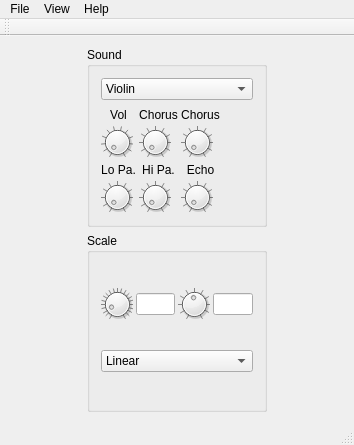
First picture: the form in mainwindow.ui, repository 607011/termenvox, before the edit.
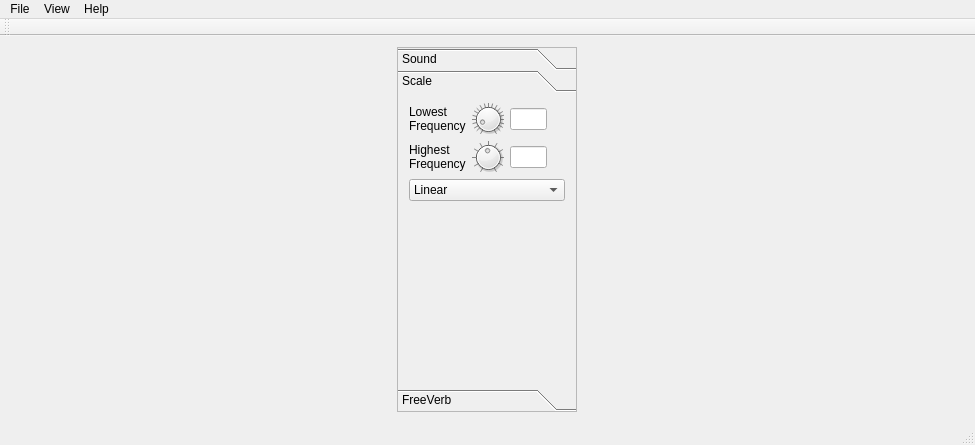
Second picture: the form after the edit. The open tabs and pages were chosen to show the change.

Commit message: FreeVerb-Effekt neu. Klangeinstellungen jetzt in QToolBox.

Diff of the .ui file:
```diff
--- a/mainwindow.ui
+++ b/mainwindow.ui
@@ -6,7 +6,7 @@
    <rect>
     <x>0</x>
     <y>0</y>
-    <width>354</width>
+    <width>975</width>
     <height>445</height>
    </rect>
   </property>
@@ -20,39 +20,41 @@
    <string>Termenvox</string>
   </property>
   <widget class="QWidget" name="centralWidget">
-   <layout class="QHBoxLayout" name="horizontalLayout_3">
-    <item>
      <layout class="QHBoxLayout" name="horizontalLayout">
       <item>
-       <layout class="QGridLayout" name="gridLayout">
-        <property name="sizeConstraint">
-         <enum>QLayout::SetNoConstraint</enum>
-        </property>
-        <item row="1" column="0">
-         <widget class="QGroupBox" name="groupBox">
-          <property name="sizePolicy">
-           <sizepolicy hsizetype="Preferred" vsizetype="Preferred">
-            <horstretch>0</horstretch>
-            <verstretch>0</verstretch>
-           </sizepolicy>
-          </property>
-          <property name="minimumSize">
-           <size>
-            <width>40</width>
-            <height>40</height>
-           </size>
-          </property>
+     <widget class="QToolBox" name="toolBox">
           <property name="maximumSize">
            <size>
             <width>180</width>
             <height>16777215</height>
            </size>
           </property>
-          <property name="title">
+      <property name="frameShape">
+       <enum>QFrame::StyledPanel</enum>
+      </property>
+      <property name="frameShadow">
+       <enum>QFrame::Plain</enum>
+      </property>
+      <property name="currentIndex">
+       <number>2</number>
+      </property>
+      <property name="tabSpacing">
+       <number>0</number>
+      </property>
+      <widget class="QWidget" name="pageSound">
+       <property name="geometry">
+        <rect>
+         <x>0</x>
+         <y>0</y>
+         <width>180</width>
+         <height>292</height>
+        </rect>
+       </property>
+       <attribute name="label">
            <string>Sound</string>
-          </property>
-          <layout class="QVBoxLayout" name="verticalLayout_2">
-           <item>
+       </attribute>
+       <layout class="QGridLayout" name="gridLayout_2">
+        <item row="0" column="0">
             <widget class="QComboBox" name="instrumentComboBox">
              <property name="minimumSize">
               <size>
@@ -113,7 +115,7 @@
              </item>
             </widget>
            </item>
-           <item>
+        <item row="1" column="0">
             <layout class="QGridLayout" name="gridLayout_3">
              <property name="leftMargin">
               <number>0</number>
@@ -357,140 +359,42 @@
                </property>
               </spacer>
              </item>
-             <item row="3" column="0">
-              <widget class="QDial" name="lowPassDial">
-               <property name="minimumSize">
-                <size>
-                 <width>32</width>
-                 <height>32</height>
-                </size>
-               </property>
-               <property name="maximumSize">
-                <size>
-                 <width>32</width>
-                 <height>32</height>
-                </size>
-               </property>
-               <property name="toolTip">
-                <string>Low Pass Filter</string>
-               </property>
-               <property name="minimum">
-                <number>-1</number>
-               </property>
-               <property name="maximum">
-                <number>4000</number>
-               </property>
-               <property name="singleStep">
-                <number>10</number>
-               </property>
-               <property name="pageStep">
-                <number>100</number>
-               </property>
-               <property name="notchTarget">
-                <double>10.000000000000000</double>
-               </property>
-               <property name="notchesVisible">
-                <bool>true</bool>
-               </property>
-              </widget>
-             </item>
-             <item row="1" column="0">
-              <widget class="QDial" name="volumeDial">
-               <property name="minimumSize">
-                <size>
-                 <width>32</width>
-                 <height>32</height>
-                </size>
-               </property>
-               <property name="maximumSize">
-                <size>
-                 <width>32</width>
-                 <height>32</height>
-                </size>
-               </property>
-               <property name="toolTip">
-                <string>Volume</string>
-               </property>
-               <property name="maximum">
-                <number>110</number>
-               </property>
-               <property name="value">
-                <number>0</number>
-               </property>
-               <property name="sliderPosition">
-                <number>0</number>
-               </property>
-               <property name="invertedAppearance">
-                <bool>false</bool>
-               </property>
-               <property name="notchTarget">
-                <double>10.000000000000000</double>
-               </property>
-               <property name="notchesVisible">
-                <bool>true</bool>
-               </property>
-              </widget>
-             </item>
-            </layout>
-           </item>
-          </layout>
-         </widget>
+         </layout>
         </item>
         <item row="2" column="0">
-         <widget class="QGroupBox" name="groupBox_2">
-          <property name="minimumSize">
+         <spacer name="verticalSpacer">
+          <property name="orientation">
+           <enum>Qt::Vertical</enum>
+          </property>
+          <property name="sizeHint" stdset="0">
            <size>
-            <width>0</width>
+            <width>20</width>
             <height>40</height>
            </size>
           </property>
-          <property name="maximumSize">
-           <size>
-            <width>180</width>
-            <height>16777215</height>
-           </size>
-          </property>
-          <property name="title">
+         </spacer>
+        </item>
+       </layout>
+      </widget>
+      <widget class="QWidget" name="pageScale">
+       <property name="geometry">
+        <rect>
+         <x>0</x>
+         <y>0</y>
+         <width>178</width>
+         <height>309</height>
+        </rect>
+       </property>
+       <attribute name="label">
            <string>Scale</string>
-          </property>
+       </attribute>
           <layout class="QVBoxLayout" name="verticalLayout">
            <item>
-            <layout class="QHBoxLayout" name="horizontalLayout_2">
+         <layout class="QGridLayout" name="gridLayout">
              <property name="spacing">
-              <number>3</number>
-             </property>
-             <item>
-              <widget class="QDial" name="minFDial">
-               <property name="minimumSize">
-                <size>
-                 <width>32</width>
-                 <height>32</height>
-                </size>
-               </property>
-               <property name="maximumSize">
-                <size>
-                 <width>32</width>
-                 <height>32</height>
-                </size>
-               </property>
-               <property name="toolTip">
-                <string>Lowest frequency</string>
-               </property>
-               <property name="maximum">
-                <number>200</number>
-               </property>
-               <property name="value">
-                <number>20</number>
-               </property>
-               <property name="notchTarget">
-                <double>10.000000000000000</double>
-               </property>
-               <property name="notchesVisible">
-                <bool>true</bool>
-               </property>
-              </widget>
-             </item>
-             <item>
+           <number>6</number>
+          </property>
+          <item row="0" column="2">
               <widget class="QLineEdit" name="minFLineEdit">
                <property name="minimumSize">
                 <size>
@@ -498,12 +402,62 @@
                  <height>20</height>
                 </size>
                </property>
+            <property name="maximumSize">
+             <size>
+              <width>60</width>
+              <height>16777215</height>
+             </size>
+            </property>
+            <property name="baseSize">
+             <size>
+              <width>32</width>
+              <height>0</height>
+             </size>
+            </property>
                <property name="maxLength">
                 <number>5</number>
                </property>
               </widget>
              </item>
-             <item>
+          <item row="1" column="2">
+           <widget class="QLineEdit" name="maxFLineEdit">
+            <property name="minimumSize">
+             <size>
+              <width>0</width>
+              <height>20</height>
+             </size>
+            </property>
+            <property name="maximumSize">
+             <size>
+              <width>60</width>
+              <height>16777215</height>
+             </size>
+            </property>
+            <property name="baseSize">
+             <size>
+              <width>32</width>
+              <height>0</height>
+             </size>
+            </property>
+            <property name="maxLength">
+             <number>5</number>
+            </property>
+           </widget>
+          </item>
+          <item row="0" column="3">
+           <spacer name="horizontalSpacer_2">
+            <property name="orientation">
+             <enum>Qt::Horizontal</enum>
+            </property>
+            <property name="sizeHint" stdset="0">
+             <size>
+              <width>40</width>
+              <height>20</height>
+             </size>
+            </property>
+           </spacer>
+          </item>
+          <item row="1" column="1">
               <widget class="QDial" name="maxFDial">
                <property name="minimumSize">
                 <size>
@@ -546,18 +500,63 @@
                </property>
               </widget>
              </item>
-             <item>
-              <widget class="QLineEdit" name="maxFLineEdit">
+          <item row="0" column="1">
+           <widget class="QDial" name="minFDial">
                <property name="minimumSize">
                 <size>
-                 <width>0</width>
+              <width>32</width>
+              <height>32</height>
+             </size>
+            </property>
+            <property name="maximumSize">
+             <size>
+              <width>32</width>
+              <height>32</height>
+             </size>
+            </property>
+            <property name="toolTip">
+             <string>Lowest frequency</string>
+            </property>
+            <property name="maximum">
+             <number>200</number>
+            </property>
+            <property name="value">
+             <number>20</number>
+            </property>
+            <property name="notchTarget">
+             <double>10.000000000000000</double>
+            </property>
+            <property name="notchesVisible">
+             <bool>true</bool>
+            </property>
+           </widget>
+          </item>
+          <item row="0" column="0">
+           <widget class="QLabel" name="label_7">
+            <property name="text">
+             <string>&lt;html&gt;&lt;head/&gt;&lt;body&gt;&lt;p&gt;Lowest&lt;br/&gt;Frequency&lt;/p&gt;&lt;/body&gt;&lt;/html&gt;</string>
+            </property>
+           </widget>
+          </item>
+          <item row="1" column="0">
+           <widget class="QLabel" name="label_8">
+            <property name="text">
+             <string>&lt;html&gt;&lt;head/&gt;&lt;body&gt;&lt;p&gt;Highest&lt;br/&gt;Frequency&lt;/p&gt;&lt;/body&gt;&lt;/html&gt;</string>
+            </property>
+           </widget>
+          </item>
+          <item row="1" column="3">
+           <spacer name="horizontalSpacer_3">
+            <property name="orientation">
+             <enum>Qt::Horizontal</enum>
+            </property>
+            <property name="sizeHint" stdset="0">
+             <size>
+              <width>40</width>
                  <height>20</height>
                 </size>
                </property>
-               <property name="maxLength">
-                <number>5</number>
-               </property>
-              </widget>
+           </spacer>
              </item>
             </layout>
            </item>
@@ -569,6 +568,9 @@
                <height>20</height>
               </size>
              </property>
+          <property name="sizeAdjustPolicy">
+           <enum>QComboBox::AdjustToContents</enum>
+          </property>
              <item>
               <property name="text">
                <string>Linear</string>
@@ -596,12 +598,125 @@
              </item>
             </widget>
            </item>
-          </layout>
-         </widget>
+        <item>
+         <spacer name="verticalSpacer_2">
+          <property name="orientation">
+           <enum>Qt::Vertical</enum>
+          </property>
+          <property name="sizeHint" stdset="0">
+           <size>
+            <width>20</width>
+            <height>40</height>
+           </size>
+          </property>
+         </spacer>
+        </item>
+       </layout>
+      </widget>
+      <widget class="QWidget" name="pageFreeVerb">
+       <property name="geometry">
+        <rect>
+         <x>0</x>
+         <y>0</y>
+         <width>178</width>
+         <height>309</height>
+        </rect>
+       </property>
+       <attribute name="label">
+        <string>FreeVerb</string>
+       </attribute>
+       <layout class="QFormLayout" name="formLayout">
+        <item row="0" column="0">
+         <widget class="QLabel" name="label_9">
+          <property name="text">
+           <string>Damping</string>
+          </property>
+         </widget>
         </item>
-       </layout>
-      </item>
-     </layout>
+        <item row="0" column="1">
+         <widget class="QDial" name="freeVerbDampingDial">
+          <property name="minimumSize">
+           <size>
+            <width>32</width>
+            <height>32</height>
+           </size>
+          </property>
+          <property name="maximumSize">
+           <size>
+            <width>32</width>
+            <height>32</height>
+           </size>
+          </property>
+          <property name="toolTip">
+           <string>FreeVerb damping</string>
+          </property>
+          <property name="minimum">
+           <number>0</number>
+          </property>
+          <property name="maximum">
+           <number>1000</number>
+          </property>
+          <property name="singleStep">
+           <number>10</number>
+          </property>
+          <property name="pageStep">
+           <number>100</number>
+          </property>
+          <property name="notchTarget">
+           <double>10.000000000000000</double>
+          </property>
+          <property name="notchesVisible">
+           <bool>true</bool>
+          </property>
+         </widget>
+        </item>
+        <item row="1" column="0">
+         <widget class="QLabel" name="label_10">
+          <property name="text">
+           <string>Room size</string>
+          </property>
+         </widget>
+        </item>
+        <item row="1" column="1">
+         <widget class="QDial" name="freeVerbRoomSizeDial">
+          <property name="minimumSize">
+           <size>
+            <width>32</width>
+            <height>32</height>
+           </size>
+          </property>
+          <property name="maximumSize">
+           <size>
+            <width>32</width>
+            <height>32</height>
+           </size>
+          </property>
+          <property name="toolTip">
+           <string>FreeVerb damping</string>
+          </property>
+          <property name="minimum">
+           <number>0</number>
+          </property>
+          <property name="maximum">
+           <number>1000</number>
+          </property>
+          <property name="singleStep">
+           <number>10</number>
+          </property>
+          <property name="pageStep">
+           <number>100</number>
+          </property>
+          <property name="notchTarget">
+           <double>10.000000000000000</double>
+          </property>
+          <property name="notchesVisible">
+           <bool>true</bool>
+          </property>
+         </widget>
+        </item>
+       </layout>
+      </widget>
+     </widget>
     </item>
    </layout>
   </widget>
@@ -610,7 +725,7 @@
     <rect>
      <x>0</x>
      <y>0</y>
-     <width>354</width>
+     <width>975</width>
      <height>21</height>
     </rect>
    </property>
```
Left out of the diff: 338 changed lines with no effect on the pictures. Lines whose indentation alone changed are shown as unchanged. The commit also changes 4 other files.
